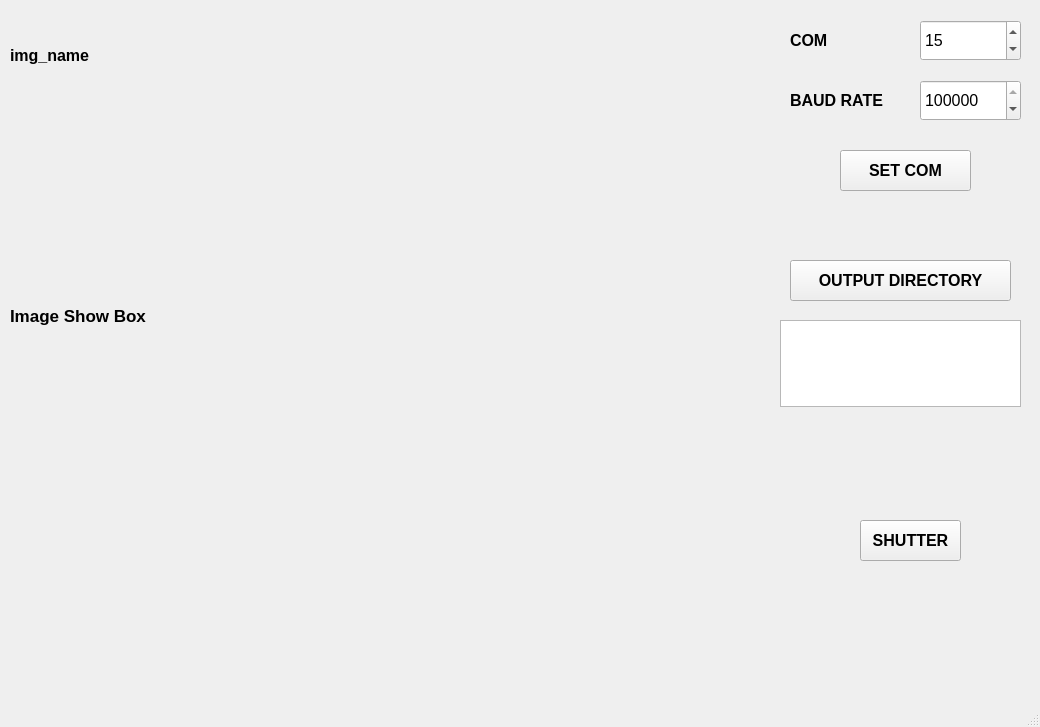
The window that mainwindow.ui (uyencorki/recieve_uart_img) describes before a commit, drawn with Qt 5.
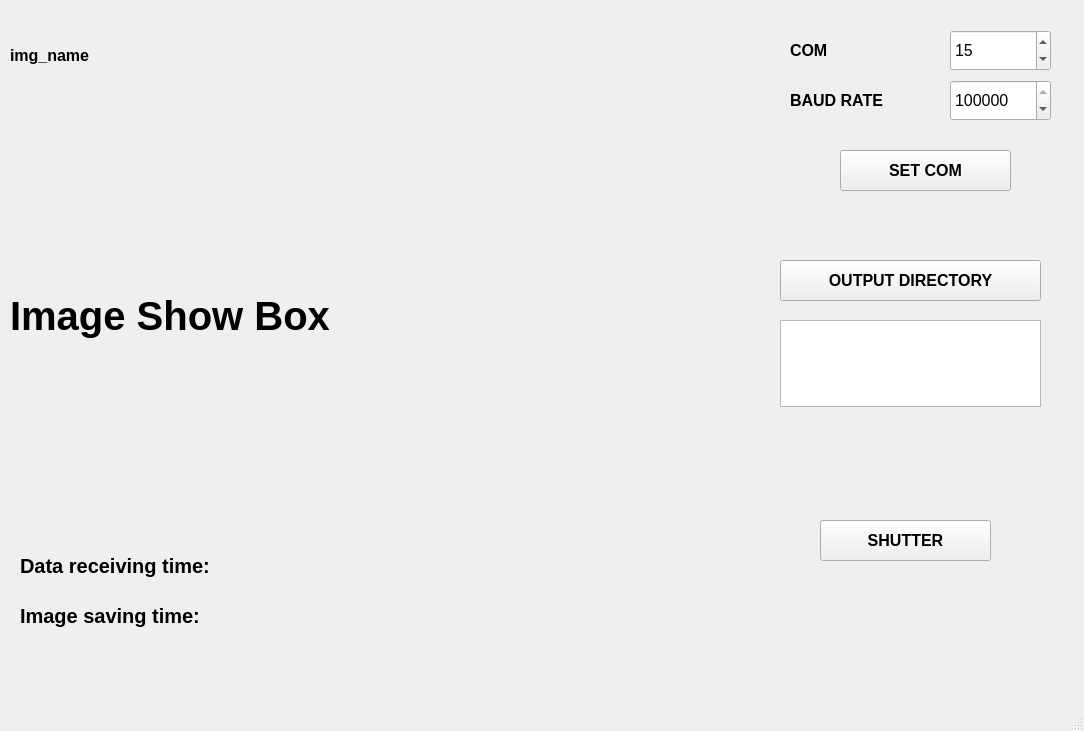
The same window after the commit.

Commit message: image_count and time

```diff
--- a/mainwindow.ui
+++ b/mainwindow.ui
@@ -6,8 +6,8 @@
    <rect>
     <x>0</x>
     <y>0</y>
-    <width>1040</width>
-    <height>727</height>
+    <width>1084</width>
+    <height>731</height>
    </rect>
   </property>
   <property name="windowTitle">
@@ -60,29 +60,65 @@
      </property>
      <property name="font">
       <font>
-       <pointsize>13</pointsize>
+       <pointsize>30</pointsize>
       </font>
      </property>
      <property name="text">
       <string>Image Show Box</string>
      </property>
     </widget>
+    <widget class="QLabel" name="data_receive_time">
+     <property name="geometry">
+      <rect>
+       <x>20</x>
+       <y>550</y>
+       <width>641</width>
+       <height>31</height>
+      </rect>
+     </property>
+     <property name="font">
+      <font>
+       <pointsize>15</pointsize>
+      </font>
+     </property>
+     <property name="text">
+      <string>Data receiving time:  </string>
+     </property>
+    </widget>
+    <widget class="QLabel" name="image_save_time">
+     <property name="geometry">
+      <rect>
+       <x>20</x>
+       <y>600</y>
+       <width>671</width>
+       <height>31</height>
+      </rect>
+     </property>
+     <property name="font">
+      <font>
+       <pointsize>15</pointsize>
+      </font>
+     </property>
+     <property name="text">
+      <string>Image saving time:  </string>
+     </property>
+    </widget>
    </widget>
    <widget class="QFrame" name="verticalFrame">
     <property name="geometry">
      <rect>
       <x>770</x>
       <y>0</y>
-      <width>261</width>
+      <width>301</width>
       <height>671</height>
      </rect>
     </property>
     <widget class="QPushButton" name="shutter">
      <property name="geometry">
       <rect>
-       <x>90</x>
+       <x>50</x>
        <y>520</y>
-       <width>101</width>
+       <width>171</width>
        <height>41</height>
       </rect>
      </property>
@@ -101,7 +137,7 @@
      <property name="geometry">
       <rect>
        <x>20</x>
-       <y>30</y>
+       <y>40</y>
        <width>51</width>
        <height>21</height>
       </rect>
@@ -120,8 +156,8 @@
     <widget class="QSpinBox" name="com_number">
      <property name="geometry">
       <rect>
-       <x>150</x>
-       <y>20</y>
+       <x>180</x>
+       <y>30</y>
        <width>101</width>
        <height>41</height>
       </rect>
@@ -158,7 +194,7 @@
     <widget class="QSpinBox" name="baud_rate">
      <property name="geometry">
       <rect>
-       <x>150</x>
+       <x>180</x>
        <y>80</y>
        <width>101</width>
        <height>41</height>
@@ -187,7 +223,7 @@
       <rect>
        <x>70</x>
        <y>150</y>
-       <width>131</width>
+       <width>171</width>
        <height>41</height>
       </rect>
      </property>
@@ -205,9 +241,9 @@
     <widget class="QPushButton" name="output_dir_set">
      <property name="geometry">
       <rect>
-       <x>20</x>
+       <x>10</x>
        <y>260</y>
-       <width>221</width>
+       <width>261</width>
        <height>41</height>
       </rect>
      </property>
@@ -227,10 +263,17 @@
       <rect>
        <x>10</x>
        <y>320</y>
-       <width>241</width>
+       <width>261</width>
        <height>87</height>
       </rect>
      </property>
+     <property name="font">
+      <font>
+       <pointsize>11</pointsize>
+       <weight>75</weight>
+       <bold>true</bold>
+      </font>
+     </property>
     </widget>
    </widget>
   </widget>
```
Left out of the diff: 2 changed lines with no effect on the pictures. The commit also changes 3 other files.
